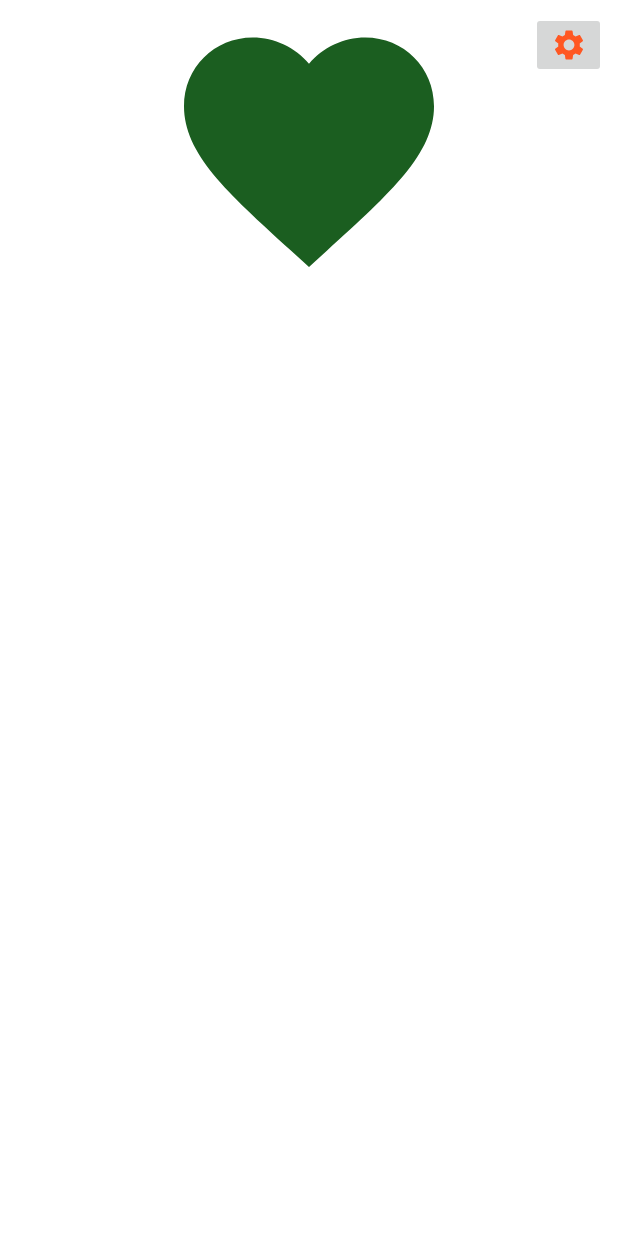
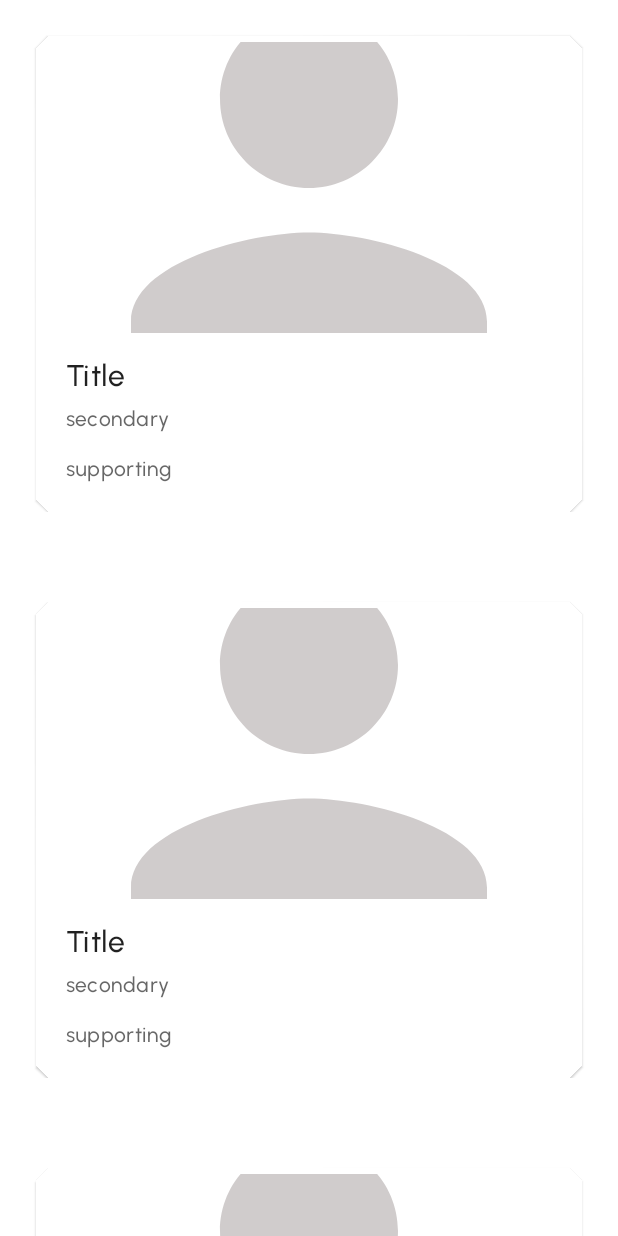
Before and after one commit to RMSAJ/RiyadhMetroStations, an Android app: the layout fragment_favorite.xml on its own in the app's theme, with its tools: preview values and no code run, on a phone screen of 412 x 824 dp. Run offline under Robolectric (Android 15) with nearby library versions, the phone set to English and light mode, and no system bars.

Commit message:
done the Favorite

```diff
--- /dev/null
+++ b/app/src/main/res/drawable/ic_baseline_favorite_border_24.xml
@@ -0,0 +1,5 @@
+<vector android:autoMirrored="true" android:height="24dp"
+    android:tint="#4F4F4F" android:viewportHeight="24"
+    android:viewportWidth="24" android:width="24dp" xmlns:android="http://schemas.android.com/apk/res/android">
+    <path android:fillColor="@android:color/white" android:pathData="M16.5,3c-1.74,0 -3.41,0.81 -4.5,2.09C10.91,3.81 9.24,3 7.5,3 4.42,3 2,5.42 2,8.5c0,3.78 3.4,6.86 8.55,11.54L12,21.35l1.45,-1.32C18.6,15.36 22,12.28 22,8.5 22,5.42 19.58,3 16.5,3zM12.1,18.55l-0.1,0.1 -0.1,-0.1C7.14,14.24 4,11.39 4,8.5 4,6.5 5.5,5 7.5,5c1.54,0 3.04,0.99 3.57,2.36h1.87C13.46,5.99 14.96,5 16.5,5c2,0 3.5,1.5 3.5,3.5 0,2.89 -3.14,5.74 -7.9,10.05z"/>
+</vector>
--- a/app/src/main/res/layout/fav_item.xml
+++ b/app/src/main/res/layout/fav_item.xml
@@ -4,31 +4,119 @@
 <layout xmlns:android="http://schemas.android.com/apk/res/android"
     xmlns:app="http://schemas.android.com/apk/res-auto"
     xmlns:tools="http://schemas.android.com/tools">
-    <data>
-        <variable
-            name="Item"
-            type="com.bootcamp.stations.homeMap.dataLayer.data.Place" />
-    </data>
+<data>
+    <variable
+        name="favorItem"
+        type= "com.bootcamp.stations.favorite.ui.FavoriteUiState"
+        />
+</data>
     <androidx.constraintlayout.widget.ConstraintLayout
-        android:id="@+id/FavItem"
-        android:layout_width="wrap_content"
+        android:id="@+id/favItem"
+        android:layout_width="match_parent"
+        android:padding="16dp"
         android:layout_marginBottom="20dp"
         android:layout_height="wrap_content">
 
-        <TextView
-            android:layout_width="419dp"
-            android:layout_height="138dp"
-            android:layout_centerInParent="true"
-            android:gravity="center"
-            android:text="@{Item.name}"
-            android:textColor="#2C2B2B"
-            android:textSize="16sp"
-            android:textStyle="bold"
+
+        <com.google.android.material.card.MaterialCardView
+            android:id="@+id/card"
+            android:clickable="true"
+            android:focusable="true"
+            android:checkable="true"
+            android:layout_width="match_parent"
+            android:layout_height="wrap_content"
+            android:layout_margin="8dp"
             app:layout_constraintEnd_toEndOf="parent"
             app:layout_constraintStart_toStartOf="parent"
-            app:layout_constraintTop_toTopOf="parent"
-            />
+            app:layout_constraintTop_toTopOf="parent">
 
+
+
+            <LinearLayout
+                android:layout_width="match_parent"
+                android:layout_height="wrap_content"
+                android:orientation="vertical">
+
+                <!-- Media -->
+                <ImageView
+                    android:id="@+id/stationImage"
+                    android:layout_width="match_parent"
+                    android:layout_height="194dp"
+                    android:contentDescription="@string/content_description_media"
+                    android:scaleType="centerCrop"
+                    tools:srcCompat="@drawable/ic_profile" />
+
+                <LinearLayout
+                    android:layout_width="match_parent"
+                    android:layout_height="wrap_content"
+                    android:orientation="vertical"
+                    android:padding="16dp">
+
+                    <!-- Title, secondary and supporting text -->
+                    <TextView
+                        android:id="@+id/title"
+                        android:layout_width="wrap_content"
+                        android:layout_height="wrap_content"
+                        tools:text="@string/title"
+                        android:textAppearance="?attr/textAppearanceHeadline6" />
+
+                    <TextView
+                        android:id="@+id/secondary"
+                        android:layout_width="wrap_content"
+                        android:layout_height="wrap_content"
+                        android:layout_marginTop="8dp"
+                        tools:text="@string/secondary_text"
+                        android:textAppearance="?attr/textAppearanceBody2"
+                        android:textColor="?android:attr/textColorSecondary" />
+
+                    <TextView
+                        android:id="@+id/contentDescription"
+                        android:layout_width="wrap_content"
+                        android:layout_height="wrap_content"
+                        android:layout_marginTop="16dp"
+                        tools:text="@string/supporting_text"
+                        android:textAppearance="?attr/textAppearanceBody2"
+                        android:textColor="?android:attr/textColorSecondary" />
+
+                </LinearLayout>
+
+                <!-- Buttons -->
+                <androidx.constraintlayout.widget.ConstraintLayout
+
+                    android:layout_width="match_parent"
+                    android:layout_height="wrap_content"
+                    android:visibility="gone"
+                    android:layout_margin="8dp"
+                    android:orientation="horizontal">
+
+                    <com.google.android.material.button.MaterialButton
+                        android:layout_width="wrap_content"
+                        android:layout_height="50dp"
+                        android:layout_gravity="start"
+                        android:backgroundTint="#FF0000"
+                        android:text="@string/action_2"
+                        android:textStyle="normal"
+                        android:textColor="@color/white"
+                        android:layout_marginStart="32dp"
+                        app:layout_constraintStart_toStartOf="parent"
+                        app:layout_constraintTop_toTopOf="parent" />
+
+                    <com.google.android.material.button.MaterialButton
+
+                        android:id="@+id/materialButton"
+                        android:layout_width="wrap_content"
+                        android:layout_height="50dp"
+                        android:layout_marginEnd="32dp"
+                        android:text="@string/action_1"
+                        app:layout_constraintBottom_toBottomOf="parent"
+                        app:layout_constraintEnd_toEndOf="parent"
+                        app:layout_constraintTop_toTopOf="parent"
+                        app:layout_constraintVertical_bias="0.538" />
+                </androidx.constraintlayout.widget.ConstraintLayout>
+
+            </LinearLayout>
+
+        </com.google.android.material.card.MaterialCardView>
 
     </androidx.constraintlayout.widget.ConstraintLayout>
 
--- a/app/src/main/res/layout/fragment_bottom_sheet.xml
+++ b/app/src/main/res/layout/fragment_bottom_sheet.xml
@@ -21,7 +21,7 @@
             android:layout_height="32dp"
             android:layout_marginStart="32dp"
             android:layout_marginTop="32dp"
-            android:src="@drawable/ic_favorite"
+            android:src="@drawable/ic_baseline_favorite_border_24"
             app:layout_constraintStart_toStartOf="parent"
             app:layout_constraintTop_toTopOf="parent"
             app:tint="#786E6E" />
--- a/app/src/main/res/layout/fragment_favorite.xml
+++ b/app/src/main/res/layout/fragment_favorite.xml
@@ -18,6 +18,7 @@
         tools:context=".favorite.ui.FavoriteFragment">
 
         <ImageButton
+            android:visibility="gone"
             android:id="@+id/settings"
             android:layout_width="50dp"
             android:layout_height="wrap_content"
@@ -29,17 +30,10 @@
             app:tint="@color/purple_700"
  />
 
-        <ImageView
-            android:id="@+id/favs"
-            app:layout_constraintTop_toTopOf="parent"
-            app:layout_constraintStart_toStartOf="parent"
-            android:layout_width="match_parent"
-            android:layout_height="200dp"
-            android:src="@drawable/ic_favorite"
-            app:tint="@color/Primary_Green_900" />
+
 
     <androidx.recyclerview.widget.RecyclerView
-        app:layout_constraintTop_toBottomOf="@id/favs"
+        app:layout_constraintTop_toTopOf="parent"
         app:layout_constraintStart_toStartOf="parent"
         app:layout_constraintBottom_toBottomOf="parent"
         app:layout_constraintEnd_toEndOf="parent"
--- a/app/src/main/res/values/strings.xml
+++ b/app/src/main/res/values/strings.xml
@@ -43,4 +43,10 @@
     <string name="system_theme_description">system_theme_discription</string>
     <string name="thememode">themeMode</string>
     <string name="Email">The Email is not Valid</string>
+    <string name="content_description_media">picture</string>
+    <string name="title">Title</string>
+    <string name="secondary_text">secondary</string>
+    <string name="supporting_text">supporting</string>
+    <string name="action_2">Go</string>
+    <string name="action_1">Delete</string>
 </resources>
```
Also changed, not shown: app/src/main/java/com/bootcamp/stations/favorite/ui/BindingAdapter.kt (added, +14 -0 lines), app/src/main/java/com/bootcamp/stations/favorite/ui/FavoriteAdapter.kt (added, +47 -0 lines), app/src/main/java/com/bootcamp/stations/favorite/ui/FavoriteFragment.kt (+16 -1 lines), app/src/main/java/com/bootcamp/stations/favorite/ui/FavoriteUiState.kt (added, +7 -0 lines), app/src/main/java/com/bootcamp/stations/homeMap/ui/BottomSheetFragment.kt (+19 -8 lines), app/src/main/java/com/bootcamp/stations/homeMap/ui/BottomViewModel.kt (+14 -2 lines).
